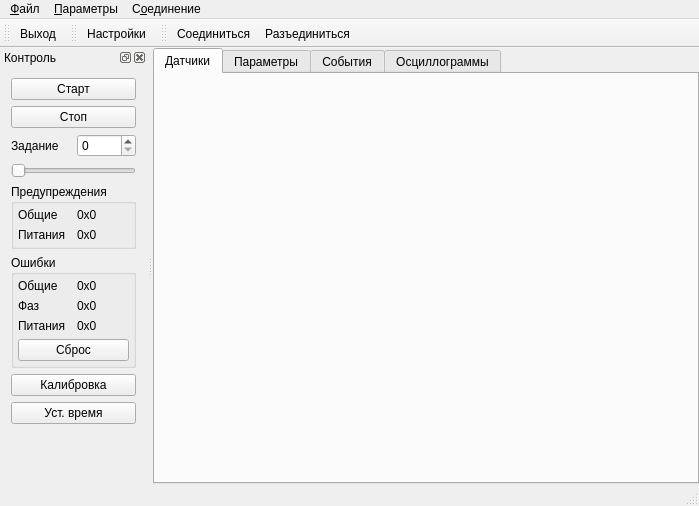
This is mainwindow.ui in catompiler/qdrive as Qt 5 draws it before an edit. The edited form follows.
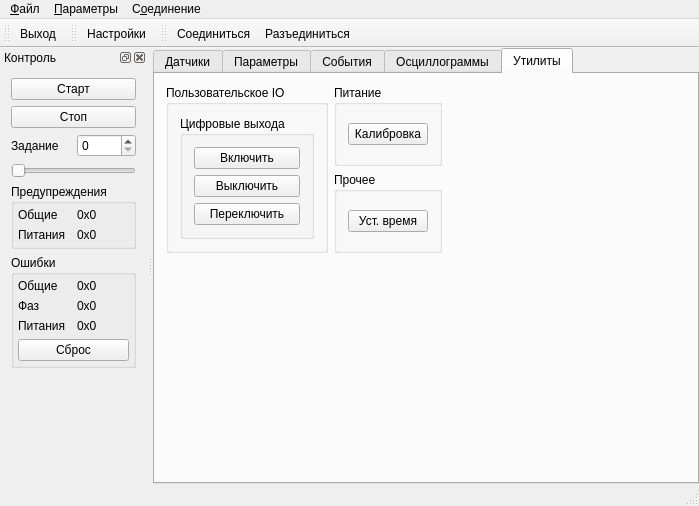
This is the edited form. The open tabs and pages were chosen to show the change. Icons and pictures are not drawn. Custom widgets are drawn as their Qt base class.

Commit message: drive dout user set & toggle

Diff of the .ui file:
```diff
--- a/mainwindow.ui
+++ b/mainwindow.ui
@@ -473,6 +473,110 @@
         </item>
        </layout>
       </widget>
+      <widget class="QWidget" name="tabUtils">
+       <attribute name="title">
+        <string>Утилиты</string>
+       </attribute>
+       <layout class="QGridLayout" name="gridLayout_2">
+        <item row="0" column="0" rowspan="2">
+         <widget class="QGroupBox" name="gbUserIo">
+          <property name="title">
+           <string>Пользовательское IO</string>
+          </property>
+          <layout class="QVBoxLayout" name="verticalLayout_13">
+           <item>
+            <widget class="QGroupBox" name="gbDout">
+             <property name="title">
+              <string>Цифровые выхода</string>
+             </property>
+             <layout class="QVBoxLayout" name="verticalLayout_12">
+              <item>
+               <widget class="QPushButton" name="pbDoutUserOn">
+                <property name="text">
+                 <string>Включить</string>
+                </property>
+               </widget>
+              </item>
+              <item>
+               <widget class="QPushButton" name="pbDoutUserOff">
+                <property name="text">
+                 <string>Выключить</string>
+                </property>
+               </widget>
+              </item>
+              <item>
+               <widget class="QPushButton" name="pbDoutUserToggle">
+                <property name="text">
+                 <string>Переключить</string>
+                </property>
+               </widget>
+              </item>
+             </layout>
+            </widget>
+           </item>
+          </layout>
+         </widget>
+        </item>
+        <item row="0" column="1">
+         <widget class="QGroupBox" name="gbPower">
+          <property name="title">
+           <string>Питание</string>
+          </property>
+          <layout class="QVBoxLayout" name="verticalLayout_10">
+           <item>
+            <widget class="QPushButton" name="pbCalibrate">
+             <property name="text">
+              <string>Калибровка</string>
+             </property>
+            </widget>
+           </item>
+          </layout>
+         </widget>
+        </item>
+        <item row="1" column="1">
+         <widget class="QGroupBox" name="gbOther">
+          <property name="title">
+           <string>Прочее</string>
+          </property>
+          <layout class="QVBoxLayout" name="verticalLayout_11">
+           <item>
+            <widget class="QPushButton" name="pbSetTime">
+             <property name="text">
+              <string>Уст. время</string>
+             </property>
+            </widget>
+           </item>
+          </layout>
+         </widget>
+        </item>
+        <item row="1" column="2">
+         <spacer name="horizontalSpacer_5">
+          <property name="orientation">
+           <enum>Qt::Horizontal</enum>
+          </property>
+          <property name="sizeHint" stdset="0">
+           <size>
+            <width>260</width>
+            <height>20</height>
+           </size>
+          </property>
+         </spacer>
+        </item>
+        <item row="2" column="1">
+         <spacer name="verticalSpacer_4">
+          <property name="orientation">
+           <enum>Qt::Vertical</enum>
+          </property>
+          <property name="sizeHint" stdset="0">
+           <size>
+            <width>20</width>
+            <height>231</height>
+           </size>
+          </property>
+         </spacer>
+        </item>
+       </layout>
+      </widget>
      </widget>
     </item>
    </layout>
@@ -728,20 +832,6 @@
        </layout>
       </widget>
      </item>
-     <item>
-      <widget class="QPushButton" name="pbCalibrate">
-       <property name="text">
-        <string>Калибровка</string>
-       </property>
-      </widget>
-     </item>
-     <item>
-      <widget class="QPushButton" name="pbSetTime">
-       <property name="text">
-        <string>Уст. время</string>
-       </property>
-      </widget>
-     </item>
      <item>
       <spacer name="verticalSpacer">
        <property name="orientation">
```
The commit also changes 6 other files.
